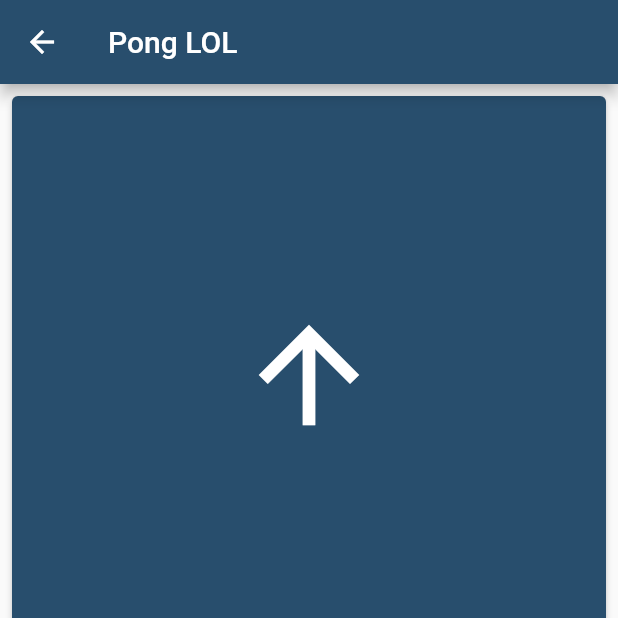
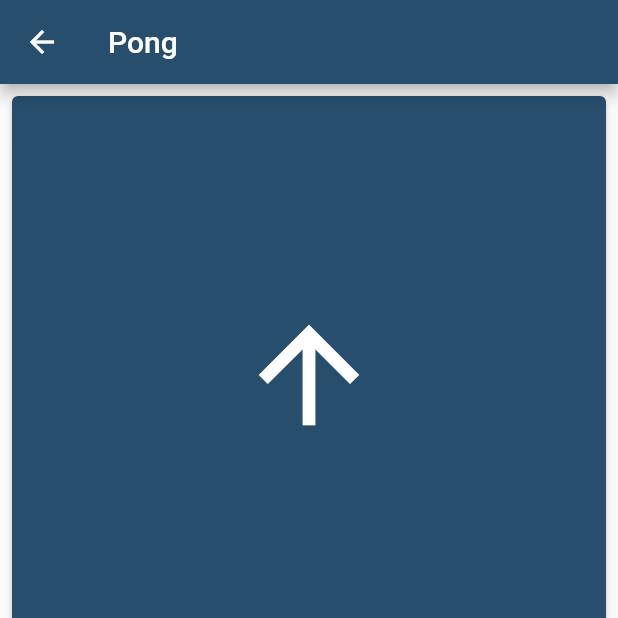
Before and after one commit to InformatikPGWV/game_app, a Flutter app: the PongGameScreen screen opened by its route, after a tap on the "arrow upward" icon, on a phone screen of 412 x 824 dp, the top half of it. Run offline on Flutter 3.47's test engine with Material 2 defaults, Android fonts, the phone set to English and light mode, and no system bars; our stand-ins replace auto_size_text, google_fonts, shared_preferences; accounts and stored records are empty.

Commit message:
EndOfLesson 2022-05-16-14-45

```diff
--- a/lib/src/pong_game_screen/pong_game_screen.dart
+++ b/lib/src/pong_game_screen/pong_game_screen.dart
@@ -1,4 +1,6 @@
 import 'package:flutter/material.dart';
+import 'package:game_app/src/ws_handeling/ws_connection.dart';
+import 'package:provider/provider.dart';
 
 class PongGameScreen extends StatefulWidget {
   const PongGameScreen({Key? key}) : super(key: key);
@@ -10,11 +12,36 @@ class PongGameScreen extends StatefulWidget {
 }
 
 class _PongGameScreenState extends State<PongGameScreen> {
+  late var ws = context.read<WsConnection>();
+
+  String player = "clientP1";
+
+  // --------------------
+
+  void upPressed() {
+    Map data = {
+      "sender": player,
+      "receiver": "server",
+      "timestamp": DateTime.now().microsecondsSinceEpoch.toString(),
+      "data": {
+        "action": "upPressed",
+      }
+    };
+  }
+
+  void upReleased() {}
+
+  // --------------------
+
+  void downPressed() {}
+
+  void downReleased() {}
+
   @override
   Widget build(BuildContext context) {
     return Scaffold(
       appBar: AppBar(
-        title: Text("Pong LOL"),
+        title: Text("Pong"),
       ),
       body: Padding(
         padding: const EdgeInsets.all(8.0),
@@ -29,8 +56,8 @@ class _PongGameScreenState extends State<PongGameScreen> {
                   height: double.infinity,
                   width: double.infinity,
                   child: Listener(
-                    onPointerDown: (details) => print("Up Down"),
-                    onPointerUp: (details) => print("Up Up"),
+                    onPointerDown: (details) => upPressed(),
+                    onPointerUp: (details) => upReleased(),
                     child: ElevatedButton(
                       onPressed: () {},
                       child: Icon(
@@ -49,8 +76,8 @@ class _PongGameScreenState extends State<PongGameScreen> {
                   height: double.infinity,
                   width: double.infinity,
                   child: Listener(
-                    onPointerDown: (details) => print("Down Down"),
-                    onPointerUp: (details) => print("Down Up"),
+                    onPointerDown: (details) => downPressed(),
+                    onPointerUp: (details) => downReleased(),
                     child: ElevatedButton(
                       onPressed: () {},
                       child: Icon(
```
